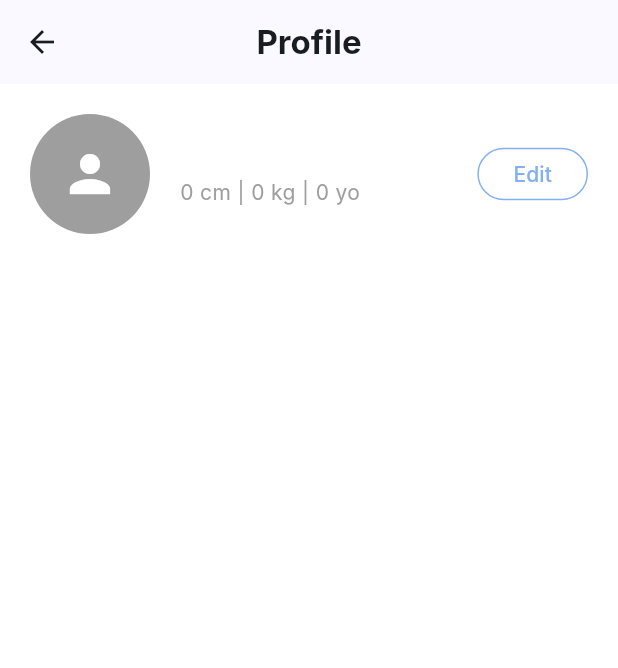
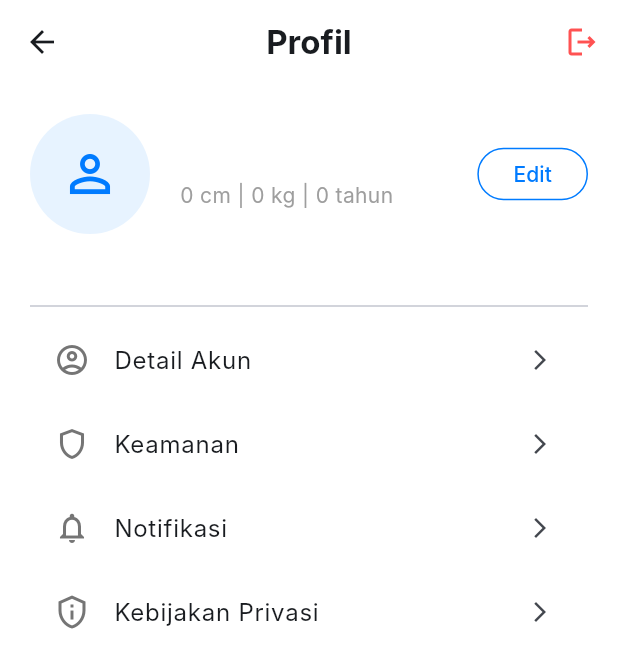
Before and after one commit to irsyadst/nutri_balance, a Flutter app: the ProfileScreen screen opened directly with empty values, on a phone screen of 412 x 824 dp. Shown: the top 668 px of the screen. Run offline on Flutter 3.47's test engine with Material 3 defaults, Android fonts, the phone set to English and light mode, and no system bars; our stand-ins replace pinput, shared_preferences; accounts and stored records are empty; network calls fail; Roboto replaces fonts that are missing (Inter).

Commit message:
feat: Implement session management and refactor profile screen
This commit introduces session persistence, allowing users to stay logged in across app restarts. It also includes a UI refresh for the `ProfileScreen` and adds logout functionality.

### Session Management & Authentication Flow
-   **Session Persistence:** The `SplashScreen` now checks for a stored authentication token upon app startup.
    -   If a valid token exists, it fetches the user's profile and navigates directly to the `MainAppScreen`, bypassing the login and onboarding flows.
    -   If the token is invalid or non-existent, the user is directed to the appropriate screen (Login or Onboarding).
-   **`StorageService`:** The service for handling local storage (`shared_preferences`) has been cleaned up by removing descriptive comments.
-   **`AuthController`:** The `login` and `verifyOtpAndLogin` methods now include more robust checks to ensure a user object is successfully created before finalizing the login state.

### Profile Screen & Logout
-   **UI Overhaul:** The `ProfileScreen` has been redesigned with a cleaner layout, improved visual elements, and better organization of user information and settings.
    -   User details (`height`, `weight`, `age`) are now safely handled to prevent errors if the profile data is null.
    -   Placeholders for `Detail Akun`, `Keamanan`, `Notifikasi`, and `Kebijakan Privasi` have been added.
-   **Logout Functionality:** A logout button has been added to the `ProfileScreen`'s `AppBar`.
    -   When tapped, it deletes the user's authentication token from `StorageService` and navigates the user back to the `LoginScreen`, clearing the navigation stack to prevent returning to authenticated screens.

### Other Changes
-   **DevTools Configuration:** Added `devtools_options.yaml` to manage Dart & Flutter DevTools extension settings.
-   **Minor UI Cleanup:** Removed the "Google" secondary button from the `LoginScreen`.

```diff
--- /dev/null
+++ b/devtools_options.yaml
@@ -0,0 +1,3 @@
+description: This file stores settings for Dart & Flutter DevTools.
+documentation: https://docs.flutter.dev/tools/devtools/extensions#configure-extension-enablement-states
+extensions:
--- a/lib/models/storage_service.dart
+++ b/lib/models/storage_service.dart
@@ -1,26 +1,20 @@
 import 'package:shared_preferences/shared_preferences.dart';
 
-// Kelas ini mengelola semua interaksi dengan penyimpanan lokal perangkat.
 class StorageService {
   static const _tokenKey = 'auth_token';
 
-  /// Menyimpan token autentikasi ke SharedPreferences.
   Future<void> saveToken(String token) async {
     final prefs = await SharedPreferences.getInstance();
     await prefs.setString(_tokenKey, token);
   }
 
-  /// Mengambil token autentikasi dari SharedPreferences.
   Future<String?> getToken() async {
     final prefs = await SharedPreferences.getInstance();
     return prefs.getString(_tokenKey);
   }
 
-  /// Menghapus token autentikasi dari SharedPreferences.
   Future<void> deleteToken() async {
     final prefs = await SharedPreferences.getInstance();
     await prefs.remove(_tokenKey);
   }
-
-// Anda bisa menambahkan fungsi lain di sini, misalnya untuk menyimpan data air minum, dll.
 }
--- a/lib/views/screens/login_screen.dart
+++ b/lib/views/screens/login_screen.dart
@@ -92,7 +92,7 @@ class _LoginScreenState extends State<LoginScreen> {
               const SizedBox(height: 20),
               const Text('OR', style: TextStyle(color: Colors.grey)),
               const SizedBox(height: 20),
-              SecondaryButton(text: 'Google', icon: Icons.g_mobiledata, onPressed: () {}),
+              const SizedBox(height: 30),
               const SizedBox(height: 30),
               Row(
                 mainAxisAlignment: MainAxisAlignment.center,
--- a/lib/views/screens/profile_screen.dart
+++ b/lib/views/screens/profile_screen.dart
@@ -1,39 +1,137 @@
 import 'package:flutter/material.dart';
 import '../../models/user_model.dart';
+import '../../models/storage_service.dart';
+import 'login_screen.dart'; // Diperlukan untuk navigasi saat logout
 
-// Halaman Profile
 class ProfileScreen extends StatelessWidget {
   final User user;
   const ProfileScreen({super.key, required this.user});
 
+  /// Fungsi untuk menangani proses logout.
+  /// Ini akan menghapus token dari penyimpanan dan mengarahkan pengguna
+  /// kembali ke halaman login.
+  void _logout(BuildContext context) async {
+    final storage = StorageService();
+    await storage.deleteToken(); // Hapus token dari SharedPreferences
+
+    // Navigasi ke halaman login dan hapus semua rute sebelumnya dari tumpukan
+    // agar pengguna tidak bisa kembali ke halaman profil setelah logout.
+    if (context.mounted) {
+      Navigator.pushAndRemoveUntil(
+        context,
+        MaterialPageRoute(builder: (context) => const LoginScreen()),
+            (route) => false,
+      );
+    }
+  }
+
   @override
   Widget build(BuildContext context) {
-    // Menggunakan data profil jika ada, jika tidak gunakan data default
+    // Mengakses data profil dengan aman, memberikan nilai default jika tidak ada
     final profile = user.profile;
-    final height = profile?.height.toInt() ?? 'N/A';
-    final weight = profile?.currentWeight.toInt() ?? 'N/A';
-    final age = profile?.age ?? 'N/A';
+    final height = profile?.height.toInt().toString() ?? 'N/A';
+    final weight = profile?.currentWeight.toInt().toString() ?? 'N/A';
+    final age = profile?.age.toString() ?? 'N/A';
 
     return Scaffold(
-      appBar: AppBar(title: const Text('Profile', style: TextStyle(fontWeight: FontWeight.bold)), centerTitle: true),
+      appBar: AppBar(
+        title: const Text('Profil', style: TextStyle(fontWeight: FontWeight.bold)),
+        centerTitle: true,
+        backgroundColor: Colors.white,
+        elevation: 0,
+        scrolledUnderElevation: 0,
+        // Tombol aksi untuk logout di AppBar
+        actions: [
+          IconButton(
+            icon: const Icon(Icons.logout_outlined, color: Colors.redAccent),
+            onPressed: () => _logout(context),
+            tooltip: 'Logout',
+          ),
+        ],
+      ),
+      backgroundColor: Colors.white,
       body: Padding(
         padding: const EdgeInsets.symmetric(horizontal: 20),
         child: Column(
           children: [
             const SizedBox(height: 20),
-            Row(children: [
-              const CircleAvatar(radius: 40, backgroundColor: Colors.grey, child: Icon(Icons.person, size: 40, color: Colors.white)),
-              const SizedBox(width: 20),
-              Column(crossAxisAlignment: CrossAxisAlignment.start, children: [
-                Text(user.name, style: const TextStyle(fontWeight: FontWeight.bold, fontSize: 18)),
-                Text('$height cm | $weight kg | $age yo', style: const TextStyle(color: Colors.grey))
-              ]),
-              const Spacer(),
-              SizedBox(height: 35, child: OutlinedButton(onPressed: (){}, child: const Text('Edit'),
-                  style: OutlinedButton.styleFrom(foregroundColor: const Color(0xFF82B0F2), side: const BorderSide(color: Color(0xFF82B0F2)), shape: RoundedRectangleBorder(borderRadius: BorderRadius.circular(20))))),
-            ]),
-            const SizedBox(height: 30),
-            // ... (Sisa kode menu tidak berubah)
+
+            // --- Bagian Header Informasi Pengguna ---
+            Row(
+              children: [
+                const CircleAvatar(
+                  radius: 40,
+                  backgroundColor: Color(0xFFE7F3FF),
+                  child: Icon(Icons.person_outline, size: 40, color: Color(0xFF007BFF)),
+                ),
+                const SizedBox(width: 20),
+                Column(
+                  crossAxisAlignment: CrossAxisAlignment.start,
+                  children: [
+                    Text(
+                      user.name,
+                      style: const TextStyle(fontWeight: FontWeight.bold, fontSize: 18),
+                    ),
+                    const SizedBox(height: 4),
+                    Text(
+                      '$height cm | $weight kg | $age tahun',
+                      style: const TextStyle(color: Colors.grey),
+                    )
+                  ],
+                ),
+                const Spacer(),
+                SizedBox(
+                  height: 35,
+                  child: OutlinedButton(
+                    onPressed: () {
+                      // Navigasi ke halaman edit profil (belum dibuat)
+                    },
+                    child: const Text('Edit'),
+                    style: OutlinedButton.styleFrom(
+                      foregroundColor: const Color(0xFF007BFF),
+                      side: const BorderSide(color: Color(0xFF007BFF)),
+                      shape: RoundedRectangleBorder(borderRadius: BorderRadius.circular(20)),
+                    ),
+                  ),
+                ),
+              ],
+            ),
+            const SizedBox(height: 40),
+            const Divider(),
+
+            // --- Daftar Opsi Pengaturan Akun ---
+            ListTile(
+              leading: Icon(Icons.account_circle_outlined, color: Colors.grey[600]),
+              title: const Text('Detail Akun'),
+              trailing: const Icon(Icons.arrow_forward_ios, size: 16),
+              onTap: () {
+                // Aksi untuk membuka halaman detail akun
+              },
+            ),
+            ListTile(
+              leading: Icon(Icons.shield_outlined, color: Colors.grey[600]),
+              title: const Text('Keamanan'),
+              trailing: const Icon(Icons.arrow_forward_ios, size: 16),
+              onTap: () {
+                // Aksi untuk membuka halaman pengaturan keamanan
+              },
+            ),
+            ListTile(
+              leading: Icon(Icons.notifications_outlined, color: Colors.grey[600]),
+              title: const Text('Notifikasi'),
+              trailing: const Icon(Icons.arrow_forward_ios, size: 16),
+              onTap: () {
+                // Aksi untuk membuka halaman pengaturan notifikasi
+              },
+            ),
+            ListTile(
+              leading: Icon(Icons.privacy_tip_outlined, color: Colors.grey[600]),
+              title: const Text('Kebijakan Privasi'),
+              trailing: const Icon(Icons.arrow_forward_ios, size: 16),
+              onTap: () {
+                // Aksi untuk membuka halaman kebijakan privasi
+              },
+            ),
           ],
         ),
       ),
```
Also changed, not shown: lib/controllers/auth_controller.dart (+12 -18 lines), lib/views/screens/splash_screen.dart (+43 -9 lines).
